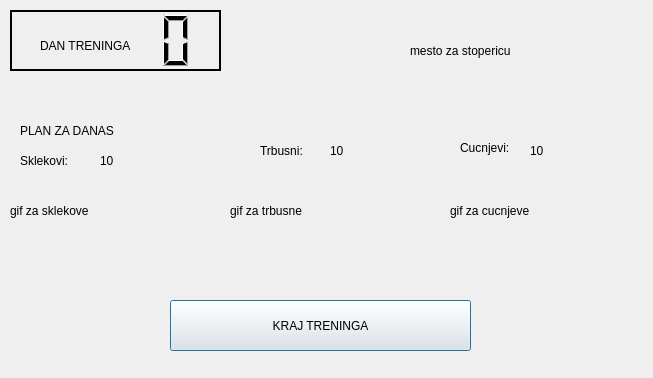
MATF-RS19/RS006-daily-trainer, file code/drugiprozor.ui: the form before one commit.
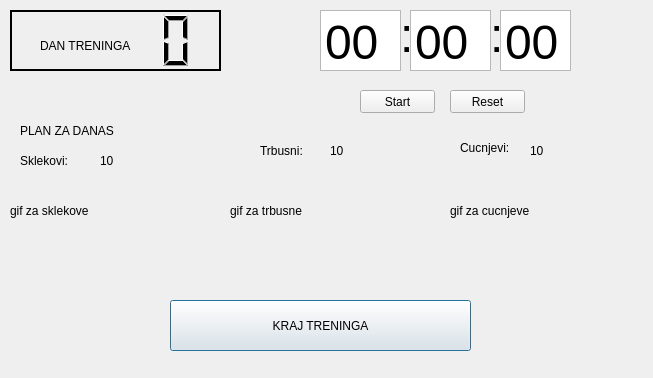
The form after the commit.

Diff of the .ui file:
```diff
--- a/code/drugiprozor.ui
+++ b/code/drugiprozor.ui
@@ -146,19 +146,6 @@
     <string>gif za cucnjeve</string>
    </property>
   </widget>
-  <widget class="QLabel" name="label_10">
-   <property name="geometry">
-    <rect>
-     <x>410</x>
-     <y>20</y>
-     <width>151</width>
-     <height>61</height>
-    </rect>
-   </property>
-   <property name="text">
-    <string>mesto za stopericu</string>
-   </property>
-  </widget>
   <widget class="QLabel" name="label_11">
    <property name="geometry">
     <rect>
@@ -198,6 +185,197 @@
     <string>10</string>
    </property>
   </widget>
+  <widget class="QLabel" name="label_10">
+   <property name="geometry">
+    <rect>
+     <x>400</x>
+     <y>10</y>
+     <width>21</width>
+     <height>51</height>
+    </rect>
+   </property>
+   <property name="font">
+    <font>
+     <pointsize>36</pointsize>
+    </font>
+   </property>
+   <property name="text">
+    <string>:</string>
+   </property>
+  </widget>
+  <widget class="QTextEdit" name="hundredthsText">
+   <property name="geometry">
+    <rect>
+     <x>500</x>
+     <y>10</y>
+     <width>71</width>
+     <height>61</height>
+    </rect>
+   </property>
+   <property name="sizePolicy">
+    <sizepolicy hsizetype="Expanding" vsizetype="Expanding">
+     <horstretch>0</horstretch>
+     <verstretch>0</verstretch>
+    </sizepolicy>
+   </property>
+   <property name="font">
+    <font>
+     <pointsize>36</pointsize>
+    </font>
+   </property>
+   <property name="verticalScrollBarPolicy">
+    <enum>Qt::ScrollBarAlwaysOff</enum>
+   </property>
+   <property name="horizontalScrollBarPolicy">
+    <enum>Qt::ScrollBarAlwaysOff</enum>
+   </property>
+   <property name="undoRedoEnabled">
+    <bool>true</bool>
+   </property>
+   <property name="lineWrapMode">
+    <enum>QTextEdit::NoWrap</enum>
+   </property>
+   <property name="readOnly">
+    <bool>true</bool>
+   </property>
+   <property name="html">
+    <string>&lt;!DOCTYPE HTML PUBLIC &quot;-//W3C//DTD HTML 4.0//EN&quot; &quot;http://www.w3.org/TR/REC-html40/strict.dtd&quot;&gt;
+&lt;html&gt;&lt;head&gt;&lt;meta name=&quot;qrichtext&quot; content=&quot;1&quot; /&gt;&lt;style type=&quot;text/css&quot;&gt;
+p, li { white-space: pre-wrap; }
+&lt;/style&gt;&lt;/head&gt;&lt;body style=&quot; font-family:'Ubuntu'; font-size:36pt; font-weight:400; font-style:normal;&quot;&gt;
+&lt;p style=&quot; margin-top:0px; margin-bottom:0px; margin-left:0px; margin-right:0px; -qt-block-indent:0; text-indent:0px;&quot;&gt;&lt;span style=&quot; font-family:'MS Shell Dlg 2';&quot;&gt;00&lt;/span&gt;&lt;/p&gt;&lt;/body&gt;&lt;/html&gt;</string>
+   </property>
+   <property name="tabStopWidth">
+    <number>80</number>
+   </property>
+   <property name="acceptRichText">
+    <bool>false</bool>
+   </property>
+   <property name="cursorWidth">
+    <number>1</number>
+   </property>
+   <property name="placeholderText">
+    <string>00</string>
+   </property>
+  </widget>
+  <widget class="QTextEdit" name="minutesText">
+   <property name="geometry">
+    <rect>
+     <x>320</x>
+     <y>10</y>
+     <width>81</width>
+     <height>61</height>
+    </rect>
+   </property>
+   <property name="font">
+    <font>
+     <pointsize>36</pointsize>
+    </font>
+   </property>
+   <property name="verticalScrollBarPolicy">
+    <enum>Qt::ScrollBarAlwaysOff</enum>
+   </property>
+   <property name="horizontalScrollBarPolicy">
+    <enum>Qt::ScrollBarAlwaysOff</enum>
+   </property>
+   <property name="readOnly">
+    <bool>true</bool>
+   </property>
+   <property name="html">
+    <string>&lt;!DOCTYPE HTML PUBLIC &quot;-//W3C//DTD HTML 4.0//EN&quot; &quot;http://www.w3.org/TR/REC-html40/strict.dtd&quot;&gt;
+&lt;html&gt;&lt;head&gt;&lt;meta name=&quot;qrichtext&quot; content=&quot;1&quot; /&gt;&lt;style type=&quot;text/css&quot;&gt;
+p, li { white-space: pre-wrap; }
+&lt;/style&gt;&lt;/head&gt;&lt;body style=&quot; font-family:'Ubuntu'; font-size:36pt; font-weight:400; font-style:normal;&quot;&gt;
+&lt;p style=&quot; margin-top:0px; margin-bottom:0px; margin-left:0px; margin-right:0px; -qt-block-indent:0; text-indent:0px;&quot;&gt;&lt;span style=&quot; font-family:'MS Shell Dlg 2';&quot;&gt;00&lt;/span&gt;&lt;/p&gt;&lt;/body&gt;&lt;/html&gt;</string>
+   </property>
+   <property name="acceptRichText">
+    <bool>false</bool>
+   </property>
+   <property name="placeholderText">
+    <string>00</string>
+   </property>
+  </widget>
+  <widget class="QPushButton" name="resetButton">
+   <property name="geometry">
+    <rect>
+     <x>450</x>
+     <y>90</y>
+     <width>75</width>
+     <height>23</height>
+    </rect>
+   </property>
+   <property name="text">
+    <string>Reset</string>
+   </property>
+  </widget>
+  <widget class="QPushButton" name="startStopButton">
+   <property name="geometry">
+    <rect>
+     <x>360</x>
+     <y>90</y>
+     <width>75</width>
+     <height>23</height>
+    </rect>
+   </property>
+   <property name="text">
+    <string>Start</string>
+   </property>
+  </widget>
+  <widget class="QLabel" name="label_14">
+   <property name="geometry">
+    <rect>
+     <x>490</x>
+     <y>10</y>
+     <width>21</width>
+     <height>51</height>
+    </rect>
+   </property>
+   <property name="font">
+    <font>
+     <pointsize>36</pointsize>
+    </font>
+   </property>
+   <property name="text">
+    <string>:</string>
+   </property>
+  </widget>
+  <widget class="QTextEdit" name="secondsText">
+   <property name="geometry">
+    <rect>
+     <x>410</x>
+     <y>10</y>
+     <width>81</width>
+     <height>61</height>
+    </rect>
+   </property>
+   <property name="font">
+    <font>
+     <pointsize>36</pointsize>
+    </font>
+   </property>
+   <property name="verticalScrollBarPolicy">
+    <enum>Qt::ScrollBarAlwaysOff</enum>
+   </property>
+   <property name="horizontalScrollBarPolicy">
+    <enum>Qt::ScrollBarAlwaysOff</enum>
+   </property>
+   <property name="readOnly">
+    <bool>true</bool>
+   </property>
+   <property name="html">
+    <string>&lt;!DOCTYPE HTML PUBLIC &quot;-//W3C//DTD HTML 4.0//EN&quot; &quot;http://www.w3.org/TR/REC-html40/strict.dtd&quot;&gt;
+&lt;html&gt;&lt;head&gt;&lt;meta name=&quot;qrichtext&quot; content=&quot;1&quot; /&gt;&lt;style type=&quot;text/css&quot;&gt;
+p, li { white-space: pre-wrap; }
+&lt;/style&gt;&lt;/head&gt;&lt;body style=&quot; font-family:'Ubuntu'; font-size:36pt; font-weight:400; font-style:normal;&quot;&gt;
+&lt;p style=&quot; margin-top:0px; margin-bottom:0px; margin-left:0px; margin-right:0px; -qt-block-indent:0; text-indent:0px;&quot;&gt;&lt;span style=&quot; font-family:'MS Shell Dlg 2';&quot;&gt;00&lt;/span&gt;&lt;/p&gt;&lt;/body&gt;&lt;/html&gt;</string>
+   </property>
+   <property name="acceptRichText">
+    <bool>false</bool>
+   </property>
+   <property name="placeholderText">
+    <string>00</string>
+   </property>
+  </widget>
  </widget>
  <resources/>
  <connections/>
```
